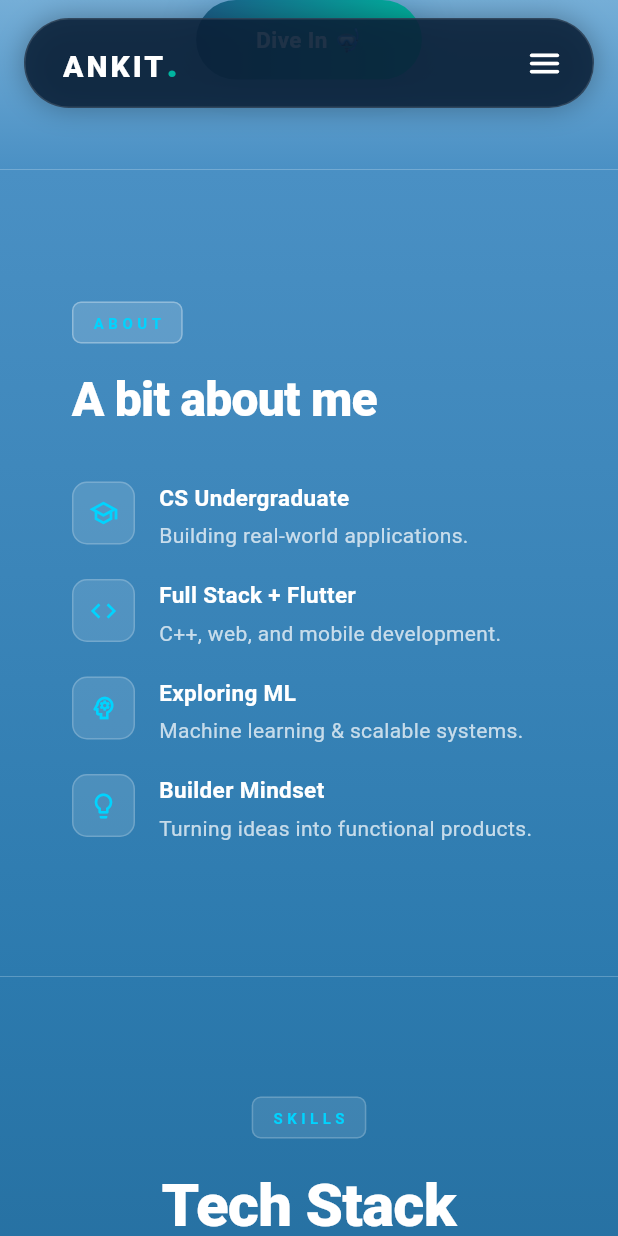
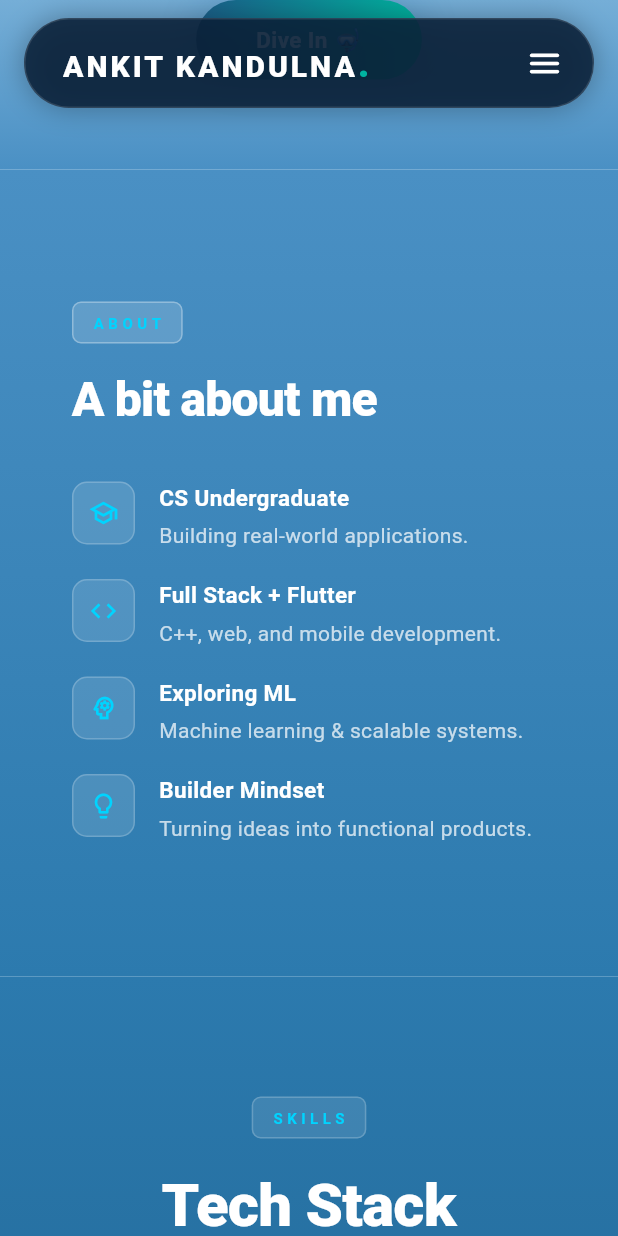
Before and after one commit to ANKIT-KANDULNA/portfolio-web-app, a Flutter app: the screen it shows after launch, scrolled down 576 dp, on a phone screen of 412 x 824 dp. Run offline on Flutter 3.47's test engine with Material 3 defaults, Android fonts, the light colour scheme and no system bars; our stand-ins replace animated_text_kit, flutter_svg.

Commit message:
modified:   .firebase/hosting.YnVpbGRcd2Vi.cache 	modified:   lib/widgets/drawermobile.dart 	modified:   lib/widgets/sitelogo.dart

```diff
--- a/lib/widgets/drawermobile.dart
+++ b/lib/widgets/drawermobile.dart
@@ -10,7 +10,7 @@ class DrawerMobile extends StatelessWidget {
   @override
   Widget build(BuildContext context) {
     return Drawer(
-      backgroundColor: CustomColor.bgSecondary,
+      backgroundColor: const Color(0xFF0A2744),
       child: SafeArea(
         child: Column(
           crossAxisAlignment: CrossAxisAlignment.start,
--- a/lib/widgets/sitelogo.dart
+++ b/lib/widgets/sitelogo.dart
@@ -32,7 +32,7 @@ class _SiteLogoState extends State<SiteLogo> {
             text: TextSpan(
               children: [
                 TextSpan(
-                  text: "ANKIT",
+                  text: "ANKIT KANDULNA",
                   style: TextStyle(
                     fontSize: 20,
                     fontWeight: FontWeight.w900,
```
Also changed, not shown: 1 other file.
